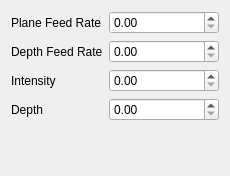
Old version of the form template/uic/path.ui in the repository panzergame/dxfplotter.
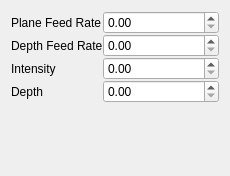
New version of the form.

Commit message: chore: reatiain UI space for path parameters when no paths are selected

What changed in the file:
```diff
--- a/template/uic/path.ui
+++ b/template/uic/path.ui
@@ -15,6 +15,28 @@
   </property>
   <layout class="QVBoxLayout" name="verticalLayout">
    <item>
+    <widget class="QStackedWidget" name="stackedWidget">
+     <property name="currentIndex">
+      <number>0</number>
+     </property>
+     <widget class="QWidget" name="pagePathSelected">
+      <layout class="QVBoxLayout" name="verticalLayout_2">
+       <property name="spacing">
+        <number>0</number>
+       </property>
+       <property name="leftMargin">
+        <number>0</number>
+       </property>
+       <property name="topMargin">
+        <number>0</number>
+       </property>
+       <property name="rightMargin">
+        <number>0</number>
+       </property>
+       <property name="bottomMargin">
+        <number>0</number>
+       </property>
+       <item>
     <layout class="QFormLayout" name="formLayout">
      <property name="sizeConstraint">
       <enum>QLayout::SetDefaultConstraint</enum>
@@ -97,6 +119,13 @@
       </widget>
      </item>
     </layout>
+       </item>
+      </layout>
+     </widget>
+     <widget class="QWidget" name="pageNoSelection">
+      <layout class="QVBoxLayout" name="verticalLayout_4"/>
+     </widget>
+    </widget>
    </item>
   </layout>
  </widget>
```
Lines whose indentation alone changed are shown as unchanged. The commit also changes 2 other files.
